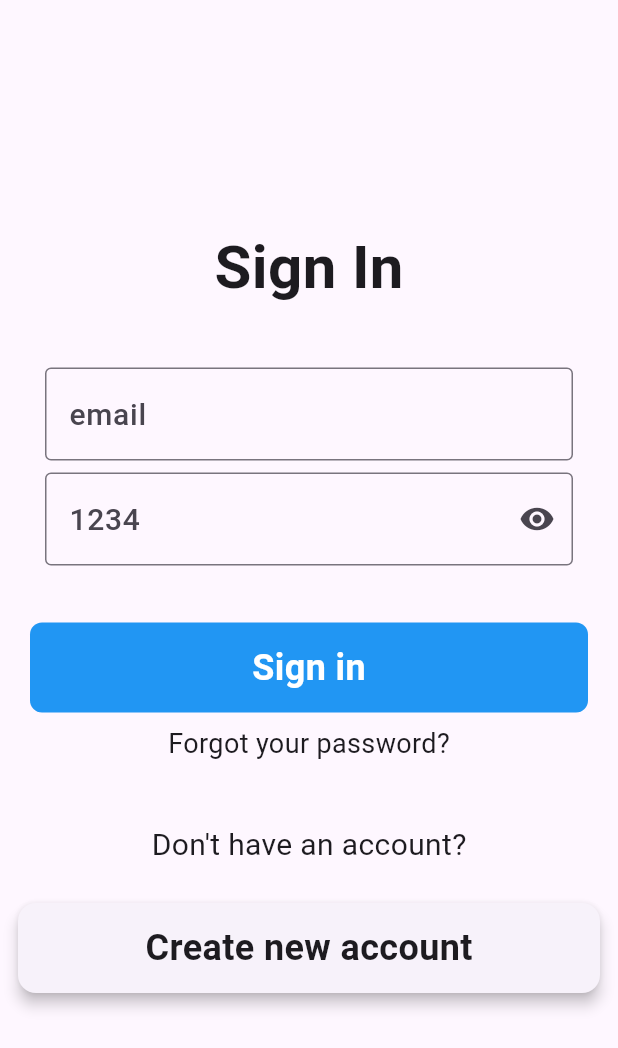
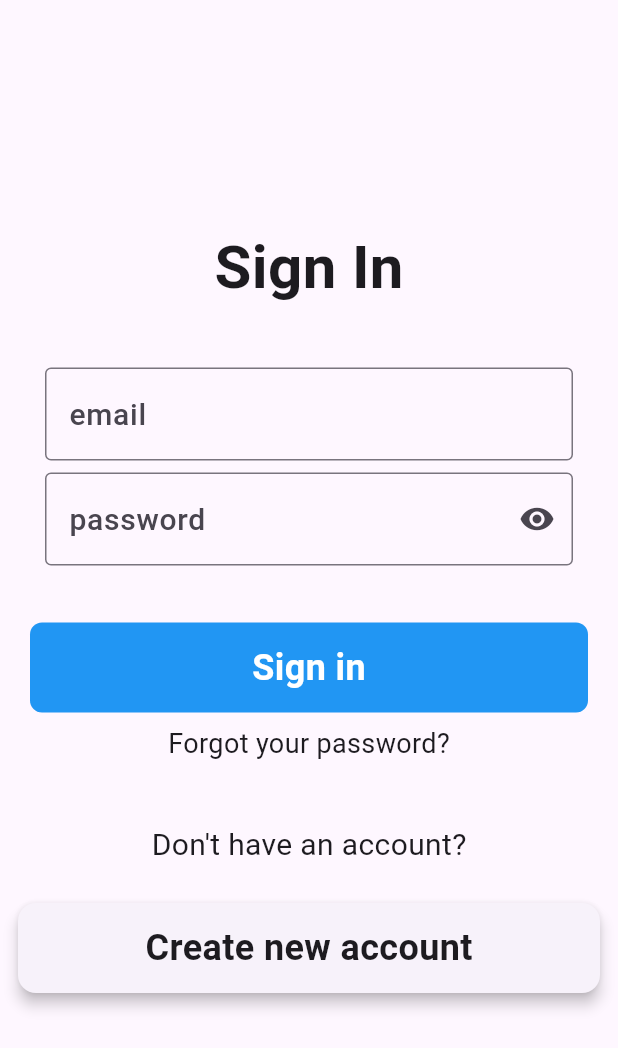
Before and after one commit to YashLakhwani99/LoginPage, a Flutter app: the screen it shows after launch, on a phone screen of 412 x 824 dp. Shown: the top 1048 px of the screen. Run offline on Flutter 3.47's test engine with Material 3 defaults, Android fonts, the phone set to English and light mode, and no system bars.

Commit message:
final touches

```diff
--- a/lib/login_page.dart
+++ b/lib/login_page.dart
@@ -92,7 +92,7 @@ class _LoginPageState extends State<LoginPage> {
                                 fontSize: 20,
                                 fontWeight: FontWeight.w300,
                               ),
-                              hintText: "1234",
+                              hintText: "password",
                               suffixIcon: IconButton(
                                 padding: const EdgeInsets.all(0),
                                 onPressed: () {
```
